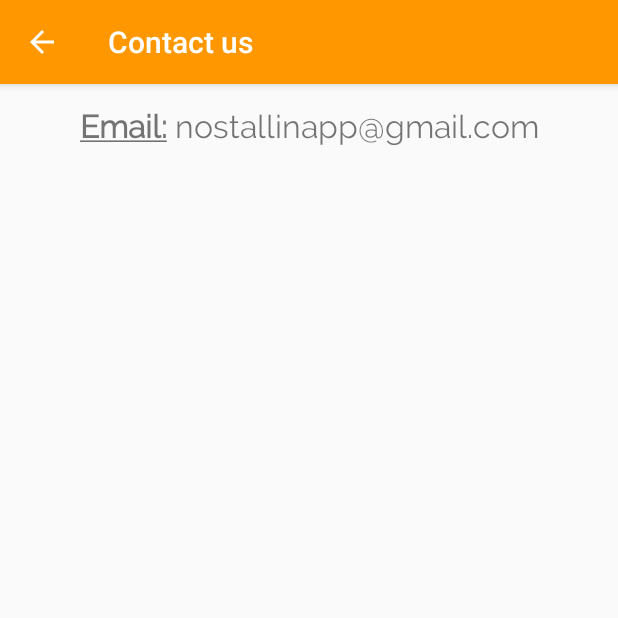
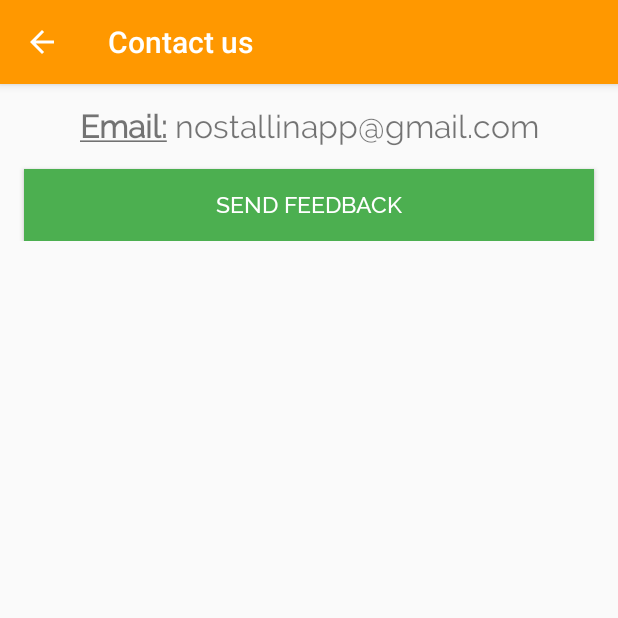
Before and after one commit to Niyati1/NoStallinBeta, an Android app: the ContactActivity screen opened directly, with no data from a screen before it, on a phone screen of 412 x 824 dp, the top half of it. Run offline under Robolectric (Android 15) with nearby library versions, the phone set to English and light mode, and no system bars.

Commit message:
Moved feedback logic into ContactActivity

```diff
--- a/app/src/main/AndroidManifest.xml
+++ b/app/src/main/AndroidManifest.xml
@@ -50,9 +50,6 @@
         <activity android:name=".ui.OnboardingActivity"
             android:screenOrientation="userPortrait"/>
 
-        <activity android:name=".ui.activities.AfterSubmitActivity"
-            android:screenOrientation="userPortrait"/>
-
         <activity android:name=".ui.activities.AboutActivity"
             android:screenOrientation="userPortrait"/>
 
--- a/app/src/main/res/layout/activity_contact.xml
+++ b/app/src/main/res/layout/activity_contact.xml
@@ -24,5 +24,18 @@
             android:textSize="@dimen/material_typography_title"
             android:gravity="center"
             android:text="@string/contact" />
+
+        <Button
+            android:id="@+id/activity_contact_sendFeedback"
+            android:layout_width="match_parent"
+            android:layout_height="wrap_content"
+            android:layout_marginStart="@dimen/material_layout_keylines_screen_edge_margin"
+            android:layout_marginEnd="@dimen/material_layout_keylines_screen_edge_margin"
+            android:background="@drawable/bg_main_btn"
+            android:fontFamily="@font/raleway_medium"
+            android:text="@string/Contact.SendFeedback"
+            android:textSize="@dimen/material_typography_button"
+            android:textColor="@color/md_white"/>
+
     </LinearLayout>
 </ScrollView>
--- a/app/src/main/res/values/strings.xml
+++ b/app/src/main/res/values/strings.xml
@@ -49,6 +49,7 @@
     <string name="PlaceInfo.Title.Address">Address</string>
     <string name="PlaceInfo.Title.Confirm">Is this information correct?</string>
     <string name="PlaceInfo.Button.Add">Add Info</string>
+    <string name="Contact.SendFeedback">Send Feedback</string>
     <!--endregion-->
 
 </resources>
```
Also changed, not shown: app/src/main/java/nostallin/com/nostallinbeta/ui/activities/AfterSubmitActivity.java (deleted, +0 -94 lines), app/src/main/java/nostallin/com/nostallinbeta/ui/activities/ContactActivity.java (+33 -0 lines).
